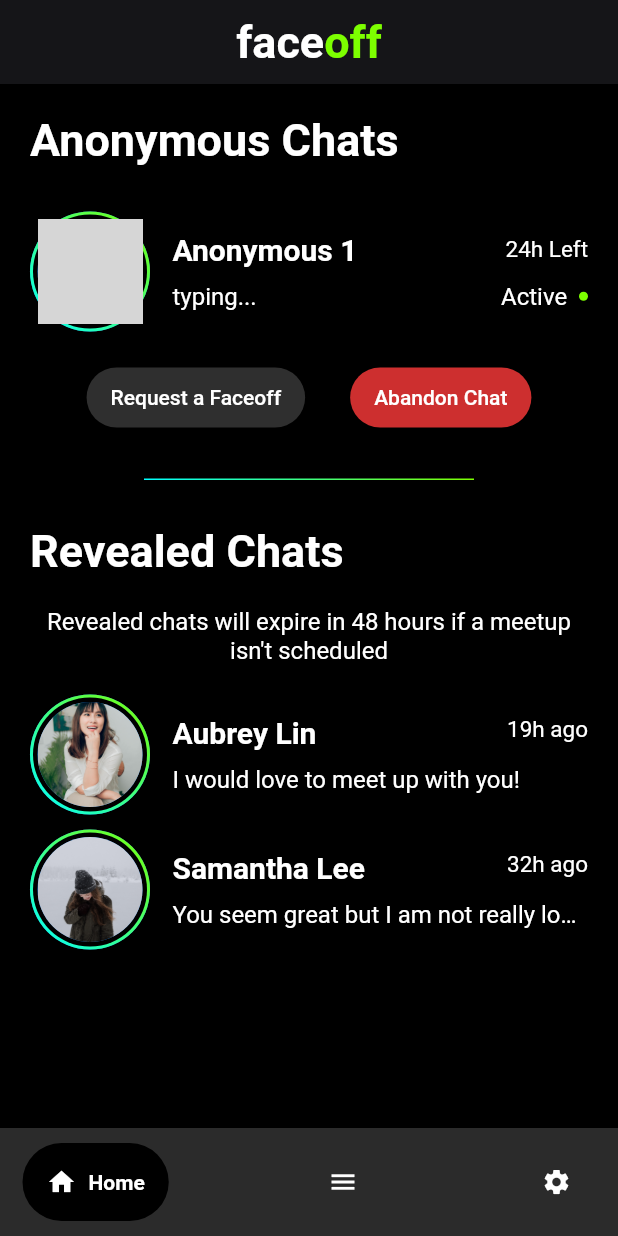
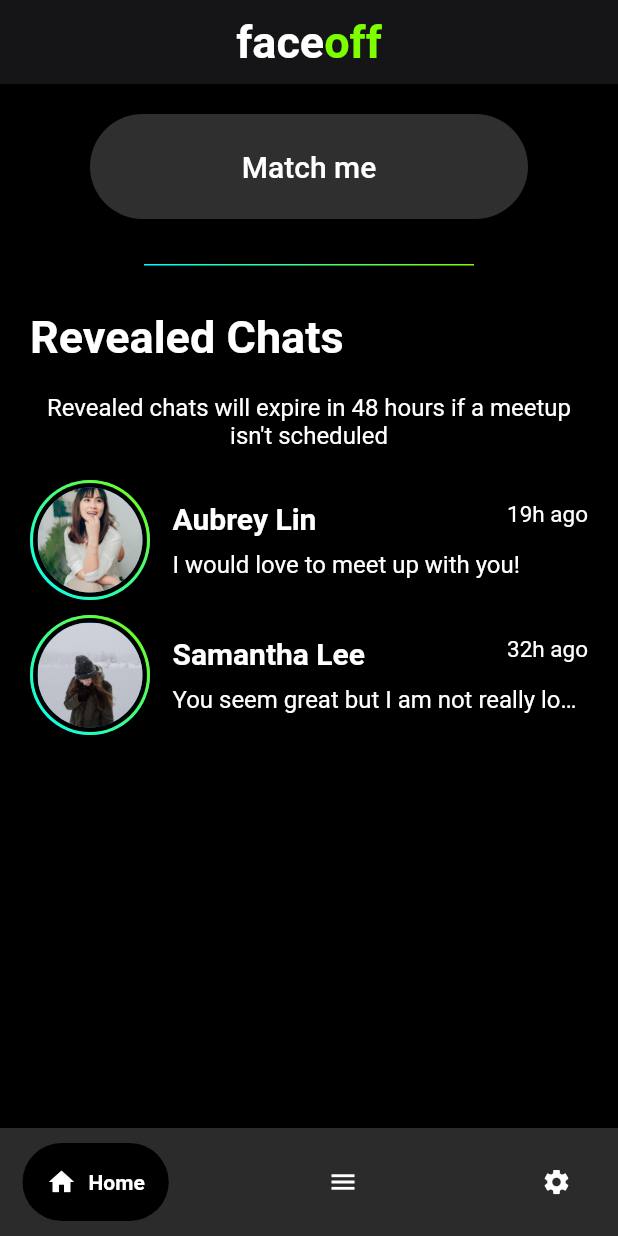
Before and after one commit to Harshith996/face_off_repository, a Flutter app: the DashboardPage screen opened directly, on a phone screen of 412 x 824 dp. Run offline on Flutter 3.47's test engine with Material 2 defaults, Android fonts, the phone set to English and light mode, and no system bars; drawn by our look-alikes of google_nav_bar; our stand-ins replace carousel_slider, flutter_otp_text_field, google_fonts, otp_text_field, shared_preferences, smooth_page_indicator; missing offline and left inert: xmpp_stone; accounts and stored records are empty; grey boxes are pictures that could not be loaded.

Commit message:
Changes. Again

```diff
--- a/lib/main.dart
+++ b/lib/main.dart
@@ -1,5 +1,6 @@
 import 'package:face_off/ui/screens/chat_page.dart';
 import 'package:face_off/ui/screens/create_profile_1.dart';
+import 'package:face_off/ui/screens/dashboard_page.dart';
 import 'package:face_off/ui/screens/enter_details_page.dart';
 import 'package:face_off/ui/screens/login_page.dart';
 import 'package:face_off/ui/screens/otp_verification.dart';
@@ -27,7 +28,7 @@ class MyApp extends StatelessWidget {
         primarySwatch: Colors.blue,
         visualDensity: VisualDensity.adaptivePlatformDensity,
       ),
-      home: SplashScreenPage(),
+      home: LoginPage(),
     );
   }
 }
--- a/lib/ui/screens/dashboard_page.dart
+++ b/lib/ui/screens/dashboard_page.dart
@@ -2,10 +2,15 @@ import 'package:face_off/ui/shared/widgets/bottom_navbar.dart';
 import 'package:face_off/ui/shared/widgets/dangerous_binary_option_buttons.dart';
 import 'package:face_off/ui/shared/widgets/divider.dart';
 import 'package:face_off/ui/shared/widgets/new_navbar.dart';
+import 'package:face_off/ui/shared/widgets/wide_dark_background_button.dart';
 import 'package:face_off/ui/widgets/dashboard_page/active_chat.dart';
 import 'package:face_off/ui/widgets/dashboard_page/revealed_chat_line_item.dart';
 import 'package:face_off/utils/constants.dart';
+import 'package:face_off/utils/shared_prefs.dart';
 import 'package:flutter/material.dart';
+import 'package:xmpp_stone/xmpp_stone.dart' as xmpp;
+
+import '../shared/widgets/wide_red_background_button.dart';
 
 class DashboardPage extends StatefulWidget {
   const DashboardPage({Key? key}) : super(key: key);
@@ -15,6 +20,19 @@ class DashboardPage extends StatefulWidget {
 }
 
 class _DashboardPageState extends State<DashboardPage> {
+  @override
+  void initState() {
+    // TODO: implement initState
+    var userAtDomain = 'test@172.20.10.3';
+    var password = 'qwerty';
+    var jid = xmpp.Jid.fromFullJid(userAtDomain);
+    var account = xmpp.XmppAccountSettings(
+        userAtDomain, jid.local, jid.domain, password, 5222,
+        resource: 'xmppstone');
+    var connection = xmpp.Connection(account);
+    connection.connect();
+  }
+
   @override
   Widget build(BuildContext context) {
     return Scaffold(
@@ -51,7 +69,12 @@ class _DashboardPageState extends State<DashboardPage> {
           child: Column(
             crossAxisAlignment: CrossAxisAlignment.center,
             children: [
-              const Align(
+              SharedPrefs().is_currently_matched
+                  ? Container(
+                      child: Column(
+                        crossAxisAlignment: CrossAxisAlignment.center,
+                        children: const [
+                          Align(
                             alignment: Alignment.centerLeft,
                             child: Text(
                               'Anonymous Chats',
@@ -62,23 +85,29 @@ class _DashboardPageState extends State<DashboardPage> {
                               ),
                             ),
                           ),
-              const SizedBox(
+                          SizedBox(
                             height: 30,
                           ),
-              const ActiveChat(
+                          ActiveChat(
                               name: "Anonymous 1",
                               description: "typing...",
                               timeLeft: '24h Left',
                               active: true,
                               imgURL:
                                   'assets/images/profile_pictures/anonymous_icon_1.jpg'),
-              const SizedBox(
+                          SizedBox(
                             height: 20,
                           ),
-              const Align(
+                          Align(
                               alignment: Alignment.centerLeft,
                               child: DangerousBinaryOptionButtons(
-                      text1: "Request a Faceoff", text2: "Abandon Chat")),
+                                  text1: "Request a Faceoff",
+                                  text2: "Abandon Chat")),
+                        ],
+                      ),
+                    )
+                  : WideDarkBackgroundButton(
+                      displayText: "Match me", onTap: () {}),
               const SizedBox(
                 height: 30,
               ),
@@ -146,4 +175,9 @@ class _DashboardPageState extends State<DashboardPage> {
         ))),
         bottomNavigationBar: const CustomNavbar());
   }
+
+  void _onError(Object error) {
+    // TODO : Handle the Error event
+    print(error.toString());
   }
+}
--- a/lib/utils/apis.dart
+++ b/lib/utils/apis.dart
@@ -1,7 +1,9 @@
 // ignore_for_file: constant_identifier_names
 
 class ApiUrls {
-  static const root_url = "http://192.168.1.5:8080/face_off/api/";
+  static const root_url = "http://172.20.10.3:8080/face_off/api/";
   static const url_login = "${root_url}user_operations/userLogin.php";
   static const url_signup = "${root_url}user_operations/userSignup.php";
+  static const url_request_otp = "${root_url}user_operations/requestOTP.php";
+  static const url_verify_otp = "${root_url}user_operations/verifyOTP.php";
 }
--- a/lib/utils/constants.dart
+++ b/lib/utils/constants.dart
@@ -23,7 +23,7 @@ class CustomColors {
 
 class WebConstants {
   // static const host = 'http://192.168.1.103:8080/social_app/';
-  static const host = 'http://172.16.0.17:8080/social_app/';
+  static const host = 'http://172.20.10.3:8080/social_app/';
   static const userLogin = '${host}user_operations/login_user.php';
   static const userSignup = '${host}user_operations/create_user.php';
 }
@@ -37,4 +37,5 @@ class Keys {
   static const key_phone = 'key_phone';
   static const key_gender = 'key_gender';
   static const key_isfirstopen = 'key_isfirstopen';
+  static const key_iscurrentlymatched = 'key_iscurrentlymatched';
 }
--- a/lib/utils/shared_prefs.dart
+++ b/lib/utils/shared_prefs.dart
@@ -45,7 +45,13 @@ class SharedPrefs {
   }
 
   bool get is_first_open => _sharedPrefs.getBool(Keys.key_isfirstopen) ?? true;
-  set is_first_name(bool value) {
+  set is_first_open(bool value) {
     _sharedPrefs.setBool(Keys.key_isfirstopen, value);
   }
+
+  bool get is_currently_matched =>
+      _sharedPrefs.getBool(Keys.key_iscurrentlymatched) ?? false;
+  set is_currently_matched(bool value) {
+    _sharedPrefs.setBool(Keys.key_iscurrentlymatched, value);
+  }
 }
--- a/pubspec.yaml
+++ b/pubspec.yaml
@@ -44,6 +44,7 @@ dependencies:
   otp_text_field: ^1.1.3
   smooth_page_indicator: ^1.0.0+2
   flutter_otp_text_field: ^1.1.1
+  xmpp_stone: ^0.4.4-dev.2
 
 dev_dependencies:
   flutter_test:
```
Also changed, not shown: lib/ui/screens/otp_verification.dart (+47 -24 lines), lib/ui/screens/signup_page.dart (+40 -4 lines), lib/ui/shared/widgets/wide_red_background_button.dart (added, +38 -0 lines), pubspec.lock, 1 other file. Lines whose indentation alone changed are shown as unchanged.
